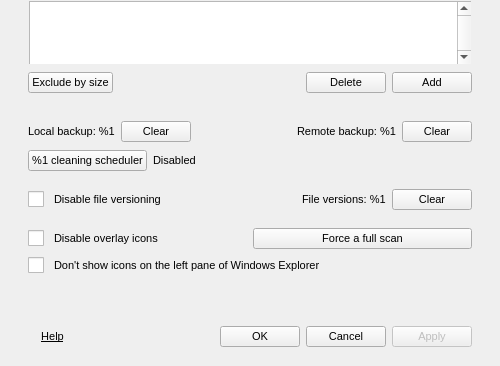
First picture: the form in src/MEGASync/gui/win/SettingsDialog.ui, repository meganz/MEGAsync, before the edit; both pictures show x 0 to 500 and y 234 to 600 of the 500 by 600 pixel window.
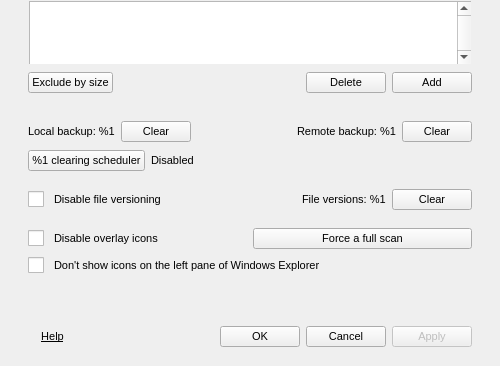
Second picture: the form after the edit. The open tabs and pages were chosen to show the change. Icons and pictures are not drawn.

```diff
--- a/src/MEGASync/gui/win/SettingsDialog.ui
+++ b/src/MEGASync/gui/win/SettingsDialog.ui
@@ -3666,7 +3666,7 @@
           <item>
            <widget class="QPushButton" name="bLocalCleaner">
             <property name="text">
-             <string>%1 cleaning scheduler</string>
+             <string>%1 clearing scheduler</string>
             </property>
            </widget>
           </item>
```
